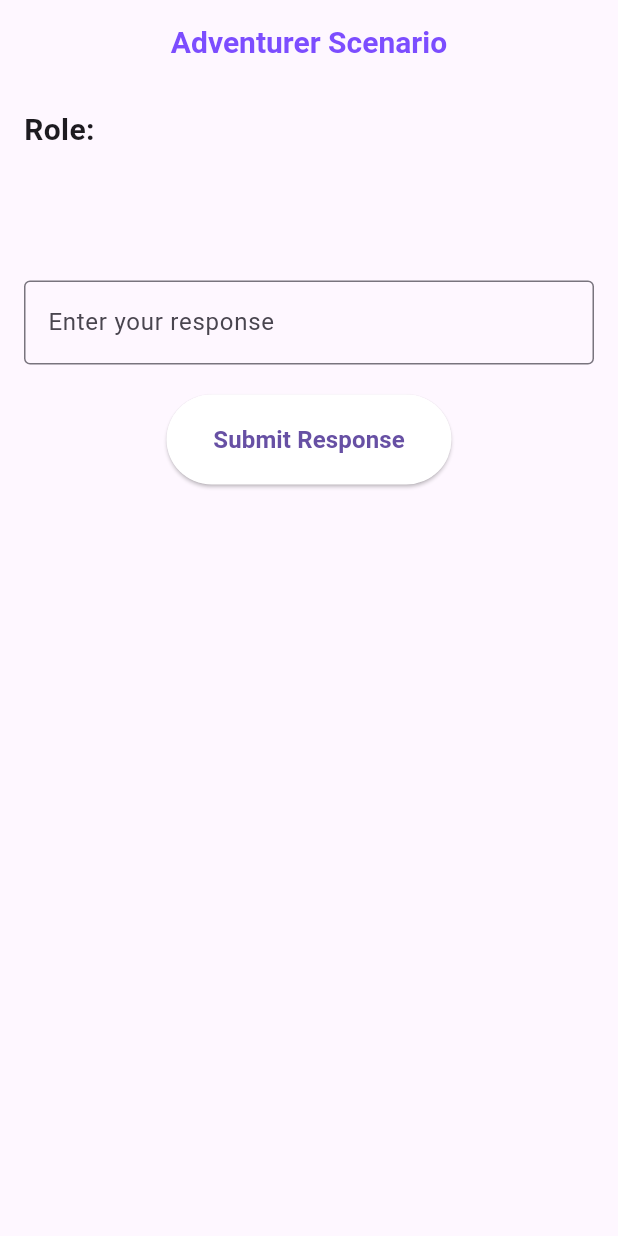
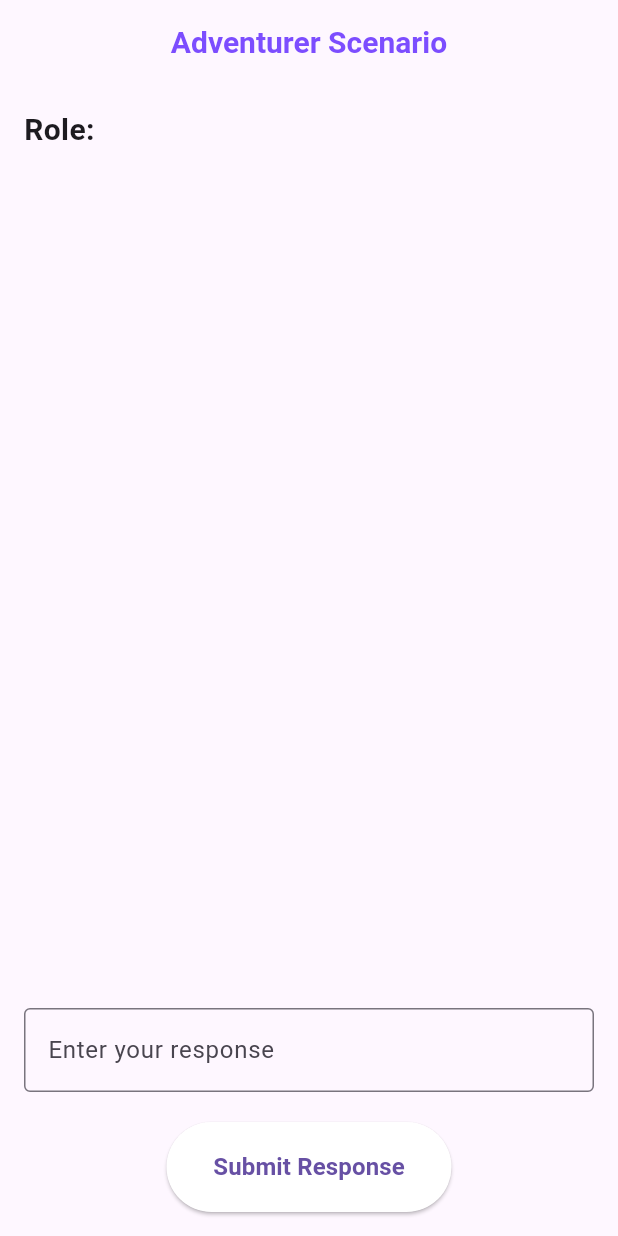
Before and after one commit to vaibhavsahni009/Adventure-Ballad, a Flutter app: the AdventureScenarioPage screen opened directly with empty values, on a phone screen of 412 x 824 dp. Run offline on Flutter 3.47's test engine with Material 3 defaults, Android fonts, the light colour scheme and no system bars; our stand-ins replace audioplayers; missing offline and left inert: background_downloader.

```diff
--- a/Frontend/adventure_ballad/lib/adventure_scenario_page.dart
+++ b/Frontend/adventure_ballad/lib/adventure_scenario_page.dart
@@ -93,9 +93,13 @@ class _AdventureScenarioPageState extends State<AdventureScenarioPage> {
               style: TextStyle(fontSize: 20, fontWeight: FontWeight.bold),
             ),
             SizedBox(height: 20),
-            Text(
-              widget.narration,
-              style: TextStyle(fontSize: 18),
+            Expanded(
+              child: SingleChildScrollView(
+                child: Text(
+                  widget.narration,
+                  style: TextStyle(fontSize: 18),
+                ),
+              ),
             ),
             SizedBox(height: 20),
             SizedBox(height: 20),
```
Also changed, not shown: Frontend/adventure_ballad/lib/final_page.dart (+12 -5 lines), 3 other files.
